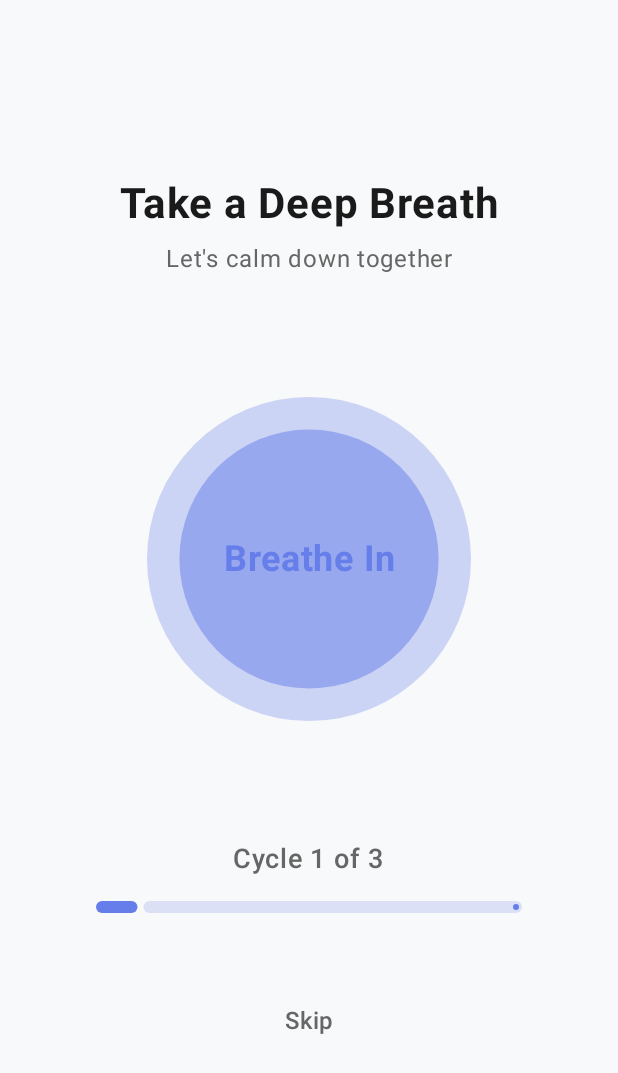
After one commit to Amrita-Stanford-Development/FlowState, an Android app built with Jetpack Compose: the composable BreathingExerciseScreen shown on its own in the app's theme, on a phone screen of 412 x 824 dp. The commit adds this screen. Shown: the top 1073 px of the screen. Run offline under Robolectric (Android 15) with nearby library versions, the phone set to English and light mode, and no system bars.

Commit message:
final update

```diff
--- a/app/src/main/java/com/example/flowstate/model/AppState.kt
+++ b/app/src/main/java/com/example/flowstate/model/AppState.kt
@@ -3,6 +3,7 @@ package com.example.flowstate.model
 sealed class Screen {
     object Intro : Screen()
     object MoodSelector : Screen()
+    data class BreathingExercise(val mood: Mood, val note: String, val workDuration: Int, val breakDuration: Int) : Screen()
     data class PomodoroTimer(val mood: Mood, val note: String, val workDuration: Int = 25, val breakDuration: Int = 5) : Screen()
     data class SessionRating(val session: Session) : Screen()
     object Dashboard : Screen()
--- /dev/null
+++ b/app/src/main/java/com/example/flowstate/ui/screens/BreathingExerciseScreen.kt
@@ -0,0 +1,205 @@
+package com.example.flowstate.ui.screens
+
+import androidx.compose.animation.core.*
+import androidx.compose.foundation.Canvas
+import androidx.compose.foundation.background
+import androidx.compose.foundation.layout.*
+import androidx.compose.material3.*
+import androidx.compose.runtime.*
+import androidx.compose.ui.Alignment
+import androidx.compose.ui.Modifier
+import androidx.compose.ui.graphics.Color
+import androidx.compose.ui.text.font.FontWeight
+import androidx.compose.ui.text.style.TextAlign
+import androidx.compose.ui.unit.dp
+import androidx.compose.ui.unit.sp
+import kotlinx.coroutines.delay
+
+@Composable
+fun BreathingExerciseScreen(
+    onComplete: () -> Unit
+) {
+    var breathingPhase by remember { mutableStateOf(BreathingPhase.INHALE) }
+    var cyclesCompleted by remember { mutableIntStateOf(0) }
+    val totalCycles = 3
+
+    // Controlled animation target based on phase
+    var animationTarget by remember { mutableFloatStateOf(1f) }
+
+    val circleScale by animateFloatAsState(
+        targetValue = animationTarget,
+        animationSpec = when (breathingPhase) {
+            BreathingPhase.INHALE -> tween(4000, easing = LinearEasing)
+            BreathingPhase.HOLD -> tween(0, easing = LinearEasing) // No animation during hold
+            BreathingPhase.EXHALE -> tween(4000, easing = LinearEasing)
+            BreathingPhase.REST -> tween(2000, easing = LinearEasing)
+        },
+        label = "circleScale"
+    )
+
+    // Handle breathing cycle progression and animation sync
+    LaunchedEffect(Unit) {
+        while (cyclesCompleted < totalCycles) {
+            // Inhale phase (4 seconds) - expand
+            breathingPhase = BreathingPhase.INHALE
+            animationTarget = 1f
+            delay(4000)
+
+            // Hold phase (4 seconds) - stay at full size
+            breathingPhase = BreathingPhase.HOLD
+            animationTarget = 1f // Keep it at full size
+            delay(4000)
+
+            // Exhale phase (4 seconds) - contract
+            breathingPhase = BreathingPhase.EXHALE
+            animationTarget = 0.5f
+            delay(4000)
+
+            // Rest phase (2 seconds) - stay small
+            breathingPhase = BreathingPhase.REST
+            animationTarget = 0.5f
+            delay(2000)
+
+            cyclesCompleted++
+        }
+
+        // Complete the exercise
+        onComplete()
+    }
+
+    Box(
+        modifier = Modifier
+            .fillMaxSize()
+            .background(MaterialTheme.colorScheme.background),
+        contentAlignment = Alignment.Center
+    ) {
+        Column(
+            horizontalAlignment = Alignment.CenterHorizontally,
+            verticalArrangement = Arrangement.Center,
+            modifier = Modifier.padding(32.dp)
+        ) {
+            // Title
+            Text(
+                text = "Take a Deep Breath",
+                fontSize = 28.sp,
+                fontWeight = FontWeight.Bold,
+                color = MaterialTheme.colorScheme.onBackground,
+                textAlign = TextAlign.Center,
+                modifier = Modifier.padding(bottom = 8.dp)
+            )
+
+            Text(
+                text = "Let's calm down together",
+                fontSize = 16.sp,
+                color = MaterialTheme.colorScheme.onSurfaceVariant,
+                textAlign = TextAlign.Center,
+                modifier = Modifier.padding(bottom = 48.dp)
+            )
+
+            // Breathing circle animation
+            Box(
+                modifier = Modifier
+                    .size(280.dp)
+                    .padding(32.dp),
+                contentAlignment = Alignment.Center
+            ) {
+                // Animated breathing circle
+                Canvas(
+                    modifier = Modifier
+                        .fillMaxSize()
+                ) {
+                    val radius = size.minDimension / 2 * circleScale
+                    drawCircle(
+                        color = when (breathingPhase) {
+                            BreathingPhase.INHALE -> Color(0xFF667eea)
+                            BreathingPhase.HOLD -> Color(0xFF764ba2)
+                            BreathingPhase.EXHALE -> Color(0xFF48c6ef)
+                            BreathingPhase.REST -> Color(0xFF6BB6FF)
+                        },
+                        radius = radius,
+                        alpha = 0.3f
+                    )
+                    drawCircle(
+                        color = when (breathingPhase) {
+                            BreathingPhase.INHALE -> Color(0xFF667eea)
+                            BreathingPhase.HOLD -> Color(0xFF764ba2)
+                            BreathingPhase.EXHALE -> Color(0xFF48c6ef)
+                            BreathingPhase.REST -> Color(0xFF6BB6FF)
+                        },
+                        radius = radius * 0.8f,
+                        alpha = 0.5f
+                    )
+                }
+
+                // Phase text
+                Text(
+                    text = when (breathingPhase) {
+                        BreathingPhase.INHALE -> "Breathe In"
+                        BreathingPhase.HOLD -> "Hold"
+                        BreathingPhase.EXHALE -> "Breathe Out"
+                        BreathingPhase.REST -> "Rest"
+                    },
+                    fontSize = 24.sp,
+                    fontWeight = FontWeight.Bold,
+                    color = when (breathingPhase) {
+                        BreathingPhase.INHALE -> Color(0xFF667eea)
+                        BreathingPhase.HOLD -> Color(0xFF764ba2)
+                        BreathingPhase.EXHALE -> Color(0xFF48c6ef)
+                        BreathingPhase.REST -> Color(0xFF6BB6FF)
+                    },
+                    textAlign = TextAlign.Center
+                )
+            }
+
+            Spacer(modifier = Modifier.height(48.dp))
+
+            // Progress indicator
+            Text(
+                text = "Cycle ${cyclesCompleted + 1} of $totalCycles",
+                fontSize = 18.sp,
+                fontWeight = FontWeight.Medium,
+                color = MaterialTheme.colorScheme.onSurfaceVariant
+            )
+
+            Spacer(modifier = Modifier.height(16.dp))
+
+            // Progress bar
+            LinearProgressIndicator(
+                progress = { (cyclesCompleted.toFloat() + when(breathingPhase) {
+                    BreathingPhase.INHALE -> 0.25f
+                    BreathingPhase.HOLD -> 0.5f
+                    BreathingPhase.EXHALE -> 0.75f
+                    BreathingPhase.REST -> 1f
+                }) / totalCycles },
+                modifier = Modifier
+                    .fillMaxWidth()
+                    .padding(horizontal = 32.dp)
+                    .height(8.dp),
+                color = Color(0xFF667eea),
+                trackColor = Color(0xFF667eea).copy(alpha = 0.2f),
+            )
+
+            Spacer(modifier = Modifier.height(48.dp))
+
+            // Skip button
+            TextButton(
+                onClick = onComplete,
+                colors = ButtonDefaults.textButtonColors(
+                    contentColor = MaterialTheme.colorScheme.onSurfaceVariant
+                )
+            ) {
+                Text(
+                    text = "Skip",
+                    fontSize = 16.sp
+                )
+            }
+        }
+    }
+}
+
+enum class BreathingPhase {
+    INHALE,
+    HOLD,
+    EXHALE,
+    REST
+}
--- a/app/src/main/java/com/example/flowstate/util/MusicPlayer.kt
+++ b/app/src/main/java/com/example/flowstate/util/MusicPlayer.kt
@@ -82,14 +82,15 @@ class MusicPlayer(private val context: Context) {
         fun getMusicTracks(context: Context): List<MusicTrack> {
             val tracks = mutableListOf<MusicTrack>()
 
-            // Load from res/raw
+            // Load from res/raw (excluding focus sounds like rain and cafe)
             try {
                 val fields = Class.forName("${context.packageName}.R\$raw").declaredFields
                 for (field in fields) {
                     try {
                         val resourceId = field.getInt(null)
                         val fileName = field.name
-                        if (fileName != "music_readme") {
+                        // Exclude focus sounds and readme file
+                        if (fileName != "music_readme" && fileName != "rain" && fileName != "cafe") {
                             val displayName = fileName
                                 .replace('_', ' ')
                                 .split(' ')
```
Also changed, not shown: app/src/main/java/com/example/flowstate/MainActivity.kt (+25 -5 lines), app/src/main/java/com/example/flowstate/data/SessionRepository.kt (+72 -0 lines), app/src/main/java/com/example/flowstate/ui/screens/DashboardScreen.kt (+5 -4 lines), app/src/main/java/com/example/flowstate/ui/screens/PomodoroTimerScreen.kt (+64 -4 lines), app/src/main/java/com/example/flowstate/ui/screens/StatisticsScreen.kt (+28 -20 lines), app/src/main/java/com/example/flowstate/util/FocusSoundPlayer.kt (added, +57 -0 lines), 2 other files.
